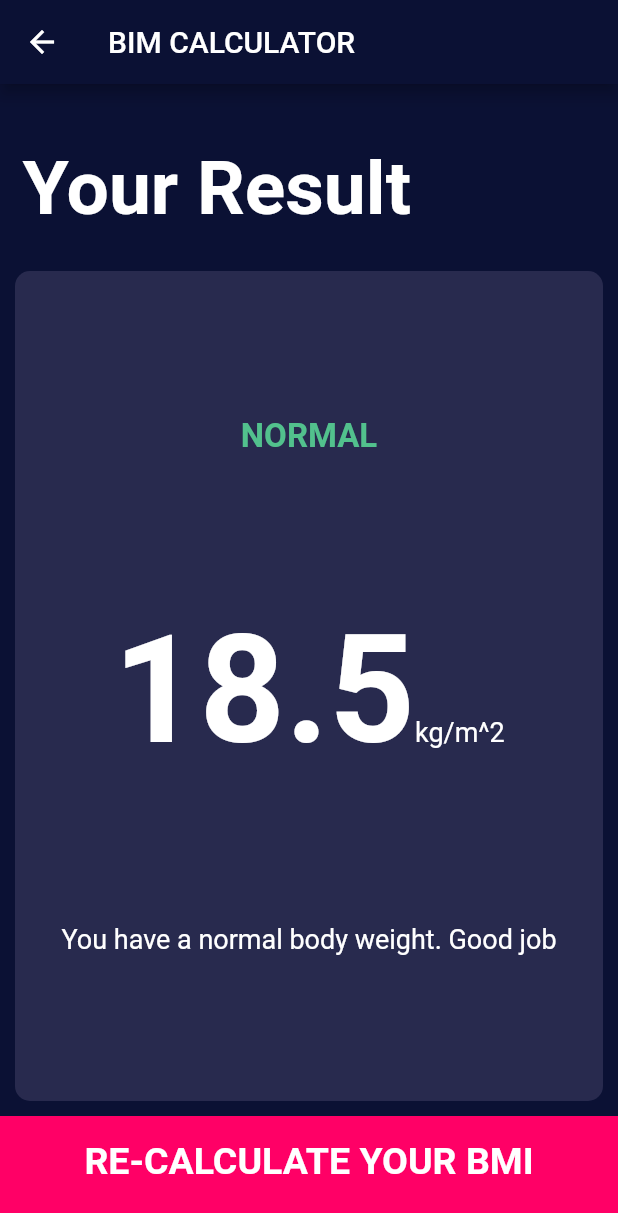
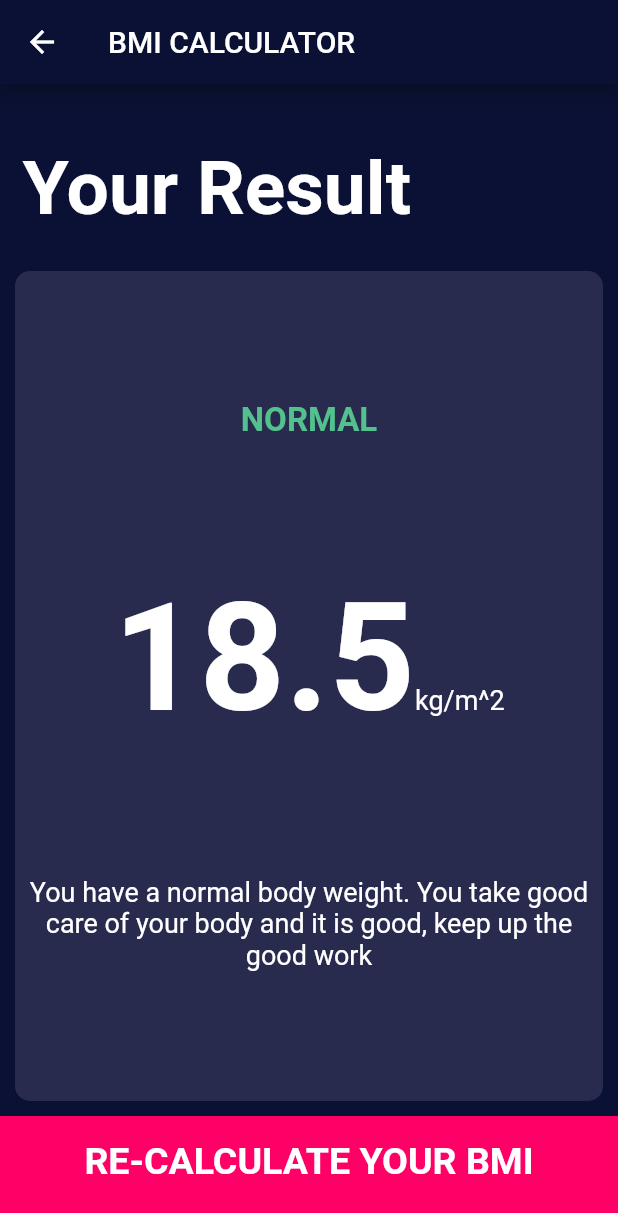
Before and after one commit to mosnyik/bmi_calculator, a Flutter app: the screen it shows after launch, after a tap on "CALCULATE YOUR BMI", on a phone screen of 412 x 824 dp. Shown: the top 1213 px of the screen. Run offline on Flutter 3.47's test engine with Material 2 defaults, Android fonts, the phone set to English and light mode, and no system bars; our stand-ins replace font_awesome_flutter.

Commit message:
Adjustment in the bmi calculations

```diff
--- a/lib/bmi_calculator.dart
+++ b/lib/bmi_calculator.dart
@@ -27,11 +27,11 @@ class BMICalculator {
 
   String getInterpretation() {
     if (_bmi >= 25) {
-      return 'You have a hiegher than normal body weight. Try to exercise more';
+      return 'You have a hiegher than normal body weight. Try to do some more exercise, avoid junck and fatty foods';
     } else if (_bmi >= 18.5) {
-      return 'You have a normal body weight. Good job';
+      return 'You have a normal body weight. You take good care of your body and it is good, keep up the good work';
     } else {
-      return 'You have a lower than normal body weight. You can eat more.';
+      return 'You have a lower than normal body weight. It is advisable to eat more, think less and surround yourself with fun people';
     }
   }
 }
--- a/lib/screens/results_page.dart
+++ b/lib/screens/results_page.dart
@@ -20,7 +20,7 @@ class ResultPage extends StatelessWidget {
     return Scaffold(
       appBar: AppBar(
         backgroundColor: kAppBckColor,
-        title: const Text('BIM CALCULATOR'),
+        title: const Text('BMI CALCULATOR'),
       ),
       body: Column(
         mainAxisAlignment: MainAxisAlignment.spaceEvenly,
```
Also changed, not shown: pubspec.lock, 1 other file.
